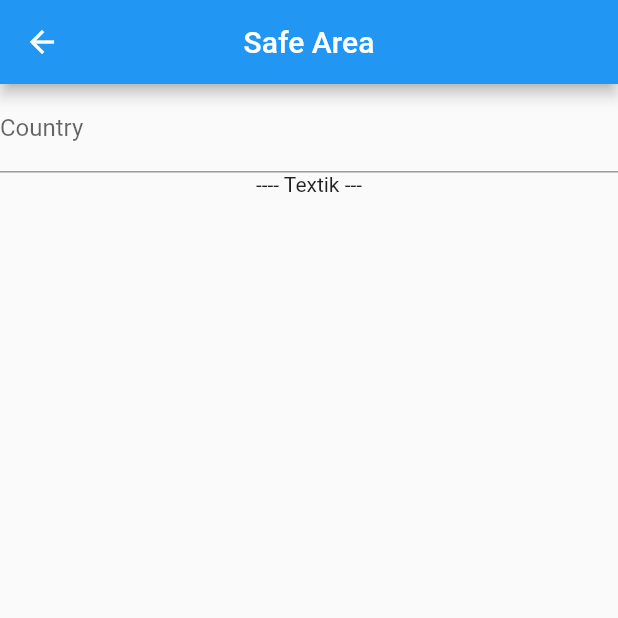
After one commit to milos-prochazka/widget_test, a Flutter app: the screen it shows after launch, after a tap on "Overlay", on a phone screen of 412 x 824 dp, the top half of it. The commit adds this screen. Run offline on Flutter 3.47's test engine with Material 2 defaults, Android fonts, the phone set to English and light mode, and no system bars.

Commit message:
Overlay control a Dialog

```diff
--- /dev/null
+++ b/lib/CountriesField.dart
@@ -0,0 +1,115 @@
+import 'package:flutter/material.dart';
+import 'package:flutter/widgets.dart';
+
+class CountriesField extends StatefulWidget
+{
+  @override
+  _CountriesFieldState createState() => _CountriesFieldState();
+}
+
+class _CountriesFieldState extends State<CountriesField>
+{
+  final FocusNode _focusNode = FocusNode();
+
+  OverlayEntry? _overlayEntry;
+
+  final LayerLink _layerLink = LayerLink();
+
+  @override
+  void initState()
+  {
+    _focusNode.addListener(()
+    {
+      if (_focusNode.hasFocus)
+      {
+        this._overlayEntry = this._createOverlayEntry();
+        Overlay.of(context)!.insert(this._overlayEntry!);
+      }
+      else
+      {
+        this._overlayEntry!.remove();
+      }
+    });
+  }
+
+  OverlayEntry _createOverlayEntry()
+  {
+    var renderBox = context.findRenderObject() as RenderBox;
+
+    var size = renderBox.size;
+
+    return OverlayEntry
+             (
+        builder: (context) => Positioned
+            (
+              width: size.width,
+              //height: size.height,
+              child: CompositedTransformFollower
+              (
+                link: this._layerLink,
+                showWhenUnlinked: false,
+                offset: Offset(0.0, 20), //size.height + 5.0),
+                child: Material
+                (
+                  elevation: 4.0,
+                  child: ListView
+                  (
+                    padding: EdgeInsets.zero,
+                    shrinkWrap: true,
+                    children: <Widget>
+                    [
+                      ListTile
+                      (
+                        title: Text('Syria'),
+                        onTap: ()
+                        {
+                          print('Syria Tapped');
+                        },
+                      ),
+                      ListTile
+                      (
+                        title: Text('Lebanon'),
+                        onTap: ()
+                        {
+                          print('Lebanon Tapped');
+                        },
+                      )
+                    ],
+                  ),
+                ),
+              ),
+            ));
+  }
+
+  @override
+  Widget build(BuildContext context)
+  {
+    return Scaffold
+        (
+        appBar: AppBar
+        (
+          title: Text
+          (
+            "Safe Area",
+          ),
+          centerTitle: true,
+        ),
+        body: Column
+            (//
+            children:
+        [
+          CompositedTransformTarget
+          (
+            link: this._layerLink,
+            child: TextFormField
+            (
+              focusNode: this._focusNode,
+              decoration: InputDecoration(labelText: 'Country'),
+            ),
+          ),
+          Text('---- Textik ---')
+        ] //
+            ) //
+        );
+  }
+}
--- a/lib/main.dart
+++ b/lib/main.dart
@@ -1,4 +1,5 @@
 import 'package:flutter/material.dart';
+import 'CountriesField.dart';
 import 'SafeAreaExample.dart';
 import 'ExpandedExample.dart';
 import 'TableExample.dart';
@@ -25,6 +26,7 @@ class MyApp extends StatelessWidget
         '/screen2': (BuildContext context) => new SafeAreaExample(),
         '/screen3': (BuildContext context) => new ExpandedExample(),
         '/screen4': (BuildContext context) => new TableExample(),
+        '/screen5': (BuildContext context) => new CountriesField(),
       },
     );
   }
@@ -32,7 +34,7 @@ class MyApp extends StatelessWidget
 
 class Screen1 extends StatelessWidget
 {
-  const Screen1({Key? key}) : super(key: key);
+  //const Screen1({Key? key}) : super(key: key);
 
 //#if true
   @override
@@ -81,10 +83,26 @@ class Screen1 extends StatelessWidget
                           Navigator.of(context).pushNamed('/screen4');
                         },
                         child: Text("Table"))),
+                Padding(
+                    padding: EdgeInsets.all(10),
+                    child: ElevatedButton(
+                        onPressed: () async
+                        {
+                          await _showMyDialog(context);
+                        },
+                        child: Text("Dialog"))),
+                Padding(
+                    padding: EdgeInsets.all(10),
+                    child: ElevatedButton(
+                        onPressed: () async
+                        {
+                          Navigator.of(context).pushNamed('/screen5');
+                        },
+                        child: Text("Overlay"))),
               ],
             ))));
   }
-//#end if line:35
+//#end if line:38
 
 //#if false
   @override
@@ -111,8 +129,46 @@ class Screen1 extends StatelessWidget
       ),
     );
   }
-//#end if line:69
+//#end if line:90
 
+  Future<void> _showMyDialog(BuildContext context) async
+  {
+    return showDialog<void>
+    (
+      context: context,
+      barrierDismissible: false, // user must tap button!
+      builder: (BuildContext context)
+      {
+        return AlertDialog
+        (
+          title: const Text('AlertDialog Title'),
+          content: SingleChildScrollView
+          (
+            child: ListBody
+            (
+              children: <Widget>
+              [
+                Text('This is a demo alert dialog.'),
+                Text('Would you like to approve of this message?'),
+                ElevatedButton(onPressed: () {}, child: const Text('Přidané tlačítko'))
+              ],
+            ),
+          ),
+          actions: <Widget>
+          [
+            TextButton
+            (
+              child: const Text('Approve'),
+              onPressed: ()
+              {
+                Navigator.of(context).pop();
+              },
+            ),
+          ],
+        );
+      },
+    );
+  }
 }
 
 class Screen2 extends StatelessWidget
```
Also changed, not shown: 2 other files.
